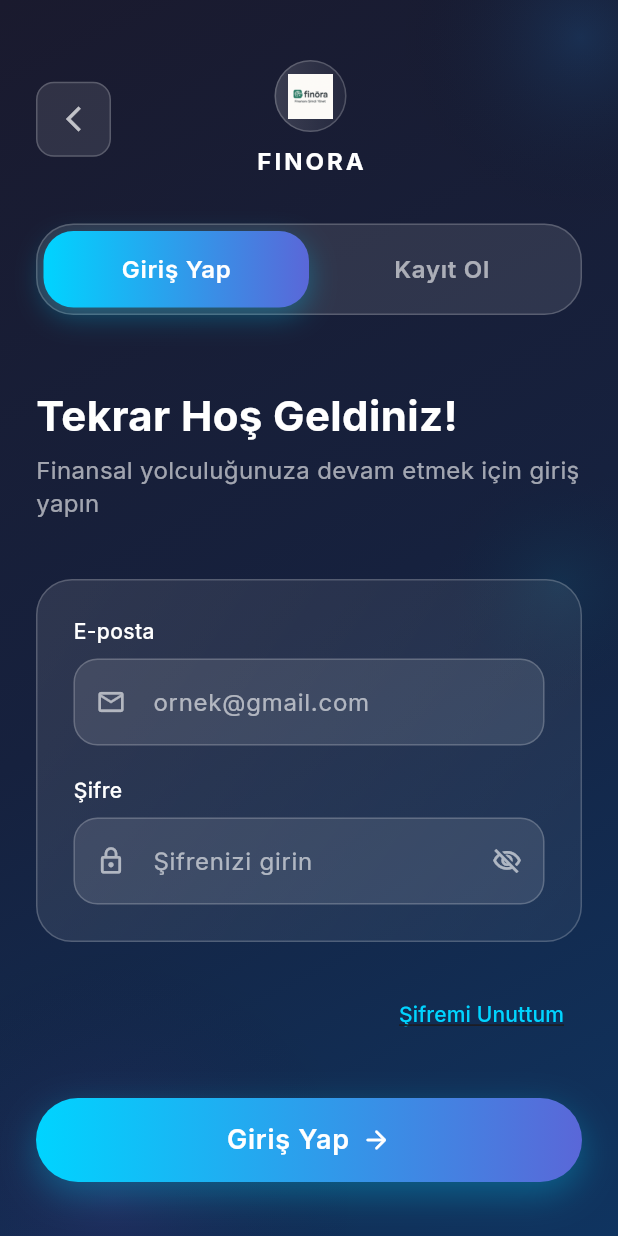
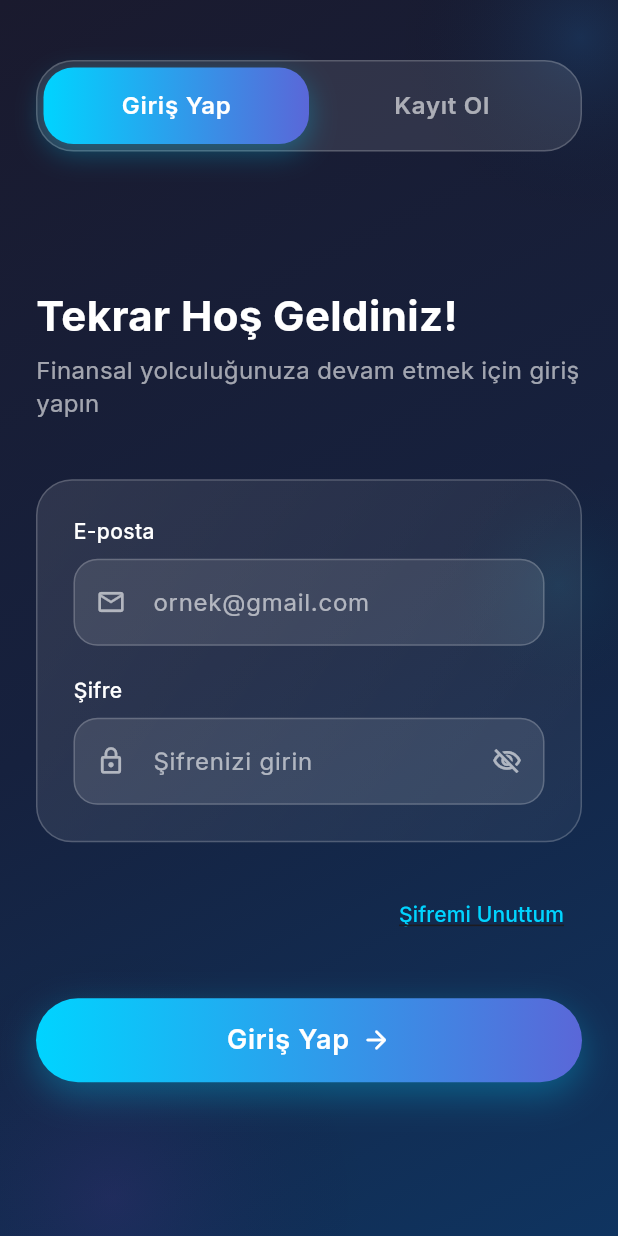
Before and after one commit to Mert30/finora, a Flutter app: the AuthPage screen opened directly, on a phone screen of 412 x 824 dp. Run offline on Flutter 3.47's test engine with Material 3 defaults, Android fonts, the phone set to English and light mode, and no system bars; our stand-ins replace firebase_auth, firebase_core, font_awesome_flutter, google_fonts, lottie, shared_preferences; accounts and stored records are empty.

Commit message:
`auth sayfalari guncellendi`

```diff
--- a/finora_app/lib/features/auth/presentation/pages/auth_page.dart
+++ b/finora_app/lib/features/auth/presentation/pages/auth_page.dart
@@ -37,7 +37,6 @@ class _AuthPageState extends State<AuthPage> with TickerProviderStateMixin {
   @override
   Widget build(BuildContext context) {
     return Scaffold(
-      // Hafif degrade arka plan
       body: Container(
         width: double.infinity,
         height: double.infinity,
@@ -58,13 +57,7 @@ class _AuthPageState extends State<AuthPage> with TickerProviderStateMixin {
                 children: [
                   const SizedBox(height: 40),
 
-                  // Header with back button and logo
-                  FadeTransition(
-                    opacity: _fadeAnimation,
-                    child: _buildHeader(),
-                  ),
-
-                  const SizedBox(height: 30),
+                  // Header removed - no back button, logo or app name
 
                   // Toggle buttons
                   FadeTransition(
@@ -146,79 +139,6 @@ class _AuthPageState extends State<AuthPage> with TickerProviderStateMixin {
     );
   }
 
-  Widget _buildHeader() {
-    return Padding(
-      padding: const EdgeInsets.symmetric(horizontal: 24.0),
-      child: Row(
-        children: [
-          // Back button
-          Container(
-            decoration: BoxDecoration(
-              borderRadius: BorderRadius.circular(12),
-              color: Colors.white.withOpacity(0.1),
-              border: Border.all(
-                color: Colors.white.withOpacity(0.2),
-                width: 1,
-              ),
-            ),
-            child: IconButton(
-              icon: const Icon(
-                Icons.arrow_back_ios_new,
-                color: Colors.white70,
-                size: 20,
-              ),
-              onPressed: () => Navigator.pop(context),
-            ),
-          ),
-
-          const Spacer(),
-
-          // Logo and brand
-          Column(
-            children: [
-              Container(
-                padding: const EdgeInsets.all(8),
-                decoration: BoxDecoration(
-                  shape: BoxShape.circle,
-                  gradient: LinearGradient(
-                    colors: [
-                      Colors.white.withOpacity(0.15),
-                      Colors.white.withOpacity(0.05),
-                    ],
-                  ),
-                  border: Border.all(
-                    color: Colors.white.withOpacity(0.2),
-                    width: 1,
-                  ),
-                ),
-                child: Image.asset(
-                  'lib/features/welcome/assets/images/finora_logo.png',
-                  height: 30,
-                  fit: BoxFit.contain,
-                ),
-              ),
-              const SizedBox(height: 8),
-              Text(
-                'FINORA',
-                style: GoogleFonts.inter(
-                  color: Colors.white,
-                  fontSize: 16,
-                  fontWeight: FontWeight.w700,
-                  letterSpacing: 2,
-                ),
-              ),
-            ],
-          ),
-
-          const Spacer(),
-
-          // Placeholder for symmetry
-          const SizedBox(width: 48),
-        ],
-      ),
-    );
-  }
-
   Widget _buildToggleButtons() {
     return Container(
       margin: const EdgeInsets.symmetric(horizontal: 24),
--- a/finora_app/lib/features/auth/presentation/pages/login_page.dart
+++ b/finora_app/lib/features/auth/presentation/pages/login_page.dart
@@ -1,4 +1,3 @@
-import 'package:finora_app/features/dashboard/presentation/pages/dashboard_page.dart';
 import 'package:finora_app/features/main_screen/presentation/pages/main_screen.dart';
 import 'package:finora_app/features/password_reset/presentation/pages/password_reset__page.dart';
 import 'package:flutter/material.dart';
@@ -112,8 +111,6 @@ class _LoginPageState extends State<LoginPage> with TickerProviderStateMixin {
         child: Column(
           crossAxisAlignment: CrossAxisAlignment.start,
           children: [
-            const SizedBox(height: 20),
-
             // Welcome text
             _buildWelcomeSection(),
 
--- a/finora_app/lib/features/auth/presentation/pages/register_page.dart
+++ b/finora_app/lib/features/auth/presentation/pages/register_page.dart
@@ -135,7 +135,7 @@ class _RegisterPageState extends State<RegisterPage>
         child: Column(
           crossAxisAlignment: CrossAxisAlignment.start,
           children: [
-            const SizedBox(height: 20),
+            const SizedBox(height: 10),
 
             // Welcome text
             _buildWelcomeSection(),
@@ -167,7 +167,7 @@ class _RegisterPageState extends State<RegisterPage>
       crossAxisAlignment: CrossAxisAlignment.start,
       children: [
         Text(
-          'Hesap Oluşturun 🚀',
+          'Hesap Oluşturun',
           style: GoogleFonts.inter(
             color: Colors.white,
             fontSize: 28,
--- a/finora_app/lib/features/markets/presentation/live_markets_page.dart
+++ b/finora_app/lib/features/markets/presentation/live_markets_page.dart
@@ -108,7 +108,11 @@ class _LiveMarketsPageState extends State<LiveMarketsPage>
               color: Color(0xFF64748B),
               size: 20,
             ),
-            onPressed: () => Navigator.pop(context),
+            onPressed: () => {
+              Navigator.of(context).pushReplacement(
+                MaterialPageRoute(builder: (context) => const MainScreen()),
+              ),
+            },
           ),
         ),
       ),
```
